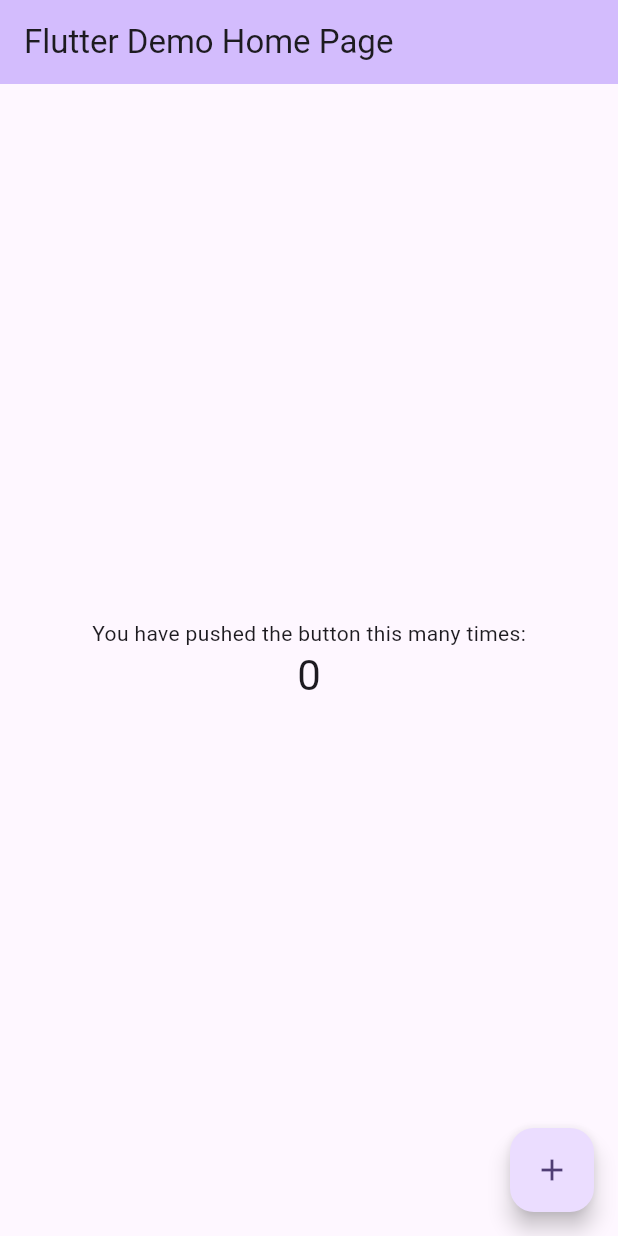
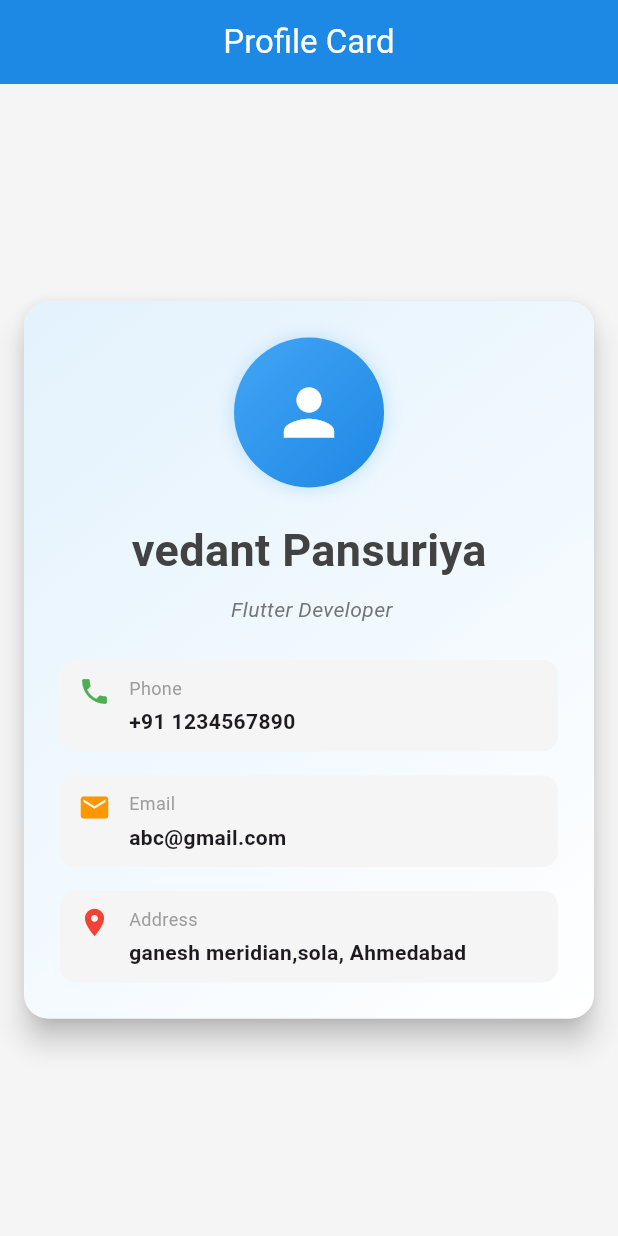
Before and after one commit to vedant15708/task_21_01_26, a Flutter app: the screen it shows after launch, on a phone screen of 412 x 824 dp. Run offline on Flutter 3.47's test engine with Material 3 defaults, Android fonts, the phone set to English and light mode, and no system bars.

Commit message:
profile card ui

```diff
--- a/lib/main.dart
+++ b/lib/main.dart
@@ -5,117 +5,153 @@ void main() {
 }
 
 class MyApp extends StatelessWidget {
-  const MyApp({super.key});
+  const MyApp({Key? key}) : super(key: key);
 
-  // This widget is the root of your application.
   @override
   Widget build(BuildContext context) {
     return MaterialApp(
-      title: 'Flutter Demo',
-      theme: ThemeData(
-        // This is the theme of your application.
-        //
-        // TRY THIS: Try running your application with "flutter run". You'll see
-        // the application has a purple toolbar. Then, without quitting the app,
-        // try changing the seedColor in the colorScheme below to Colors.green
-        // and then invoke "hot reload" (save your changes or press the "hot
-        // reload" button in a Flutter-supported IDE, or press "r" if you used
-        // the command line to start the app).
-        //
-        // Notice that the counter didn't reset back to zero; the application
-        // state is not lost during the reload. To reset the state, use hot
-        // restart instead.
-        //
-        // This works for code too, not just values: Most code changes can be
-        // tested with just a hot reload.
-        colorScheme: .fromSeed(seedColor: Colors.deepPurple),
+      debugShowCheckedModeBanner: false,
+      title: 'Profile Card Demo',
+      theme: ThemeData(primarySwatch: Colors.blue, fontFamily: 'Roboto'),
+      home: Scaffold(
+        backgroundColor: Colors.grey.shade100,
+        appBar: AppBar(
+          title: const Text('Profile Card'),
+          centerTitle: true,
+          backgroundColor: Colors.blue.shade600,
+          foregroundColor: Colors.white,
+        ),
+        body: const Center(child: ProfileCard()),
       ),
-      home: const MyHomePage(title: 'Flutter Demo Home Page'),
     );
   }
 }
 
-class MyHomePage extends StatefulWidget {
-  const MyHomePage({super.key, required this.title});
-
-  // This widget is the home page of your application. It is stateful, meaning
-  // that it has a State object (defined below) that contains fields that affect
-  // how it looks.
-
-  // This class is the configuration for the state. It holds the values (in this
-  // case the title) provided by the parent (in this case the App widget) and
-  // used by the build method of the State. Fields in a Widget subclass are
-  // always marked "final".
-
-  final String title;
-
-  @override
-  State<MyHomePage> createState() => _MyHomePageState();
-}
-
-class _MyHomePageState extends State<MyHomePage> {
-  int _counter = 0;
-
-  void _incrementCounter() {
-    setState(() {
-      // This call to setState tells the Flutter framework that something has
-      // changed in this State, which causes it to rerun the build method below
-      // so that the display can reflect the updated values. If we changed
-      // _counter without calling setState(), then the build method would not be
-      // called again, and so nothing would appear to happen.
-      _counter++;
-    });
-  }
+class ProfileCard extends StatelessWidget {
+  const ProfileCard({Key? key}) : super(key: key);
 
   @override
   Widget build(BuildContext context) {
-    // This method is rerun every time setState is called, for instance as done
-    // by the _incrementCounter method above.
-    //
-    // The Flutter framework has been optimized to make rerunning build methods
-    // fast, so that you can just rebuild anything that needs updating rather
-    // than having to individually change instances of widgets.
-    return Scaffold(
-      appBar: AppBar(
-        // TRY THIS: Try changing the color here to a specific color (to
-        // Colors.amber, perhaps?) and trigger a hot reload to see the AppBar
-        // change color while the other colors stay the same.
-        backgroundColor: Theme.of(context).colorScheme.inversePrimary,
-        // Here we take the value from the MyHomePage object that was created by
-        // the App.build method, and use it to set our appbar title.
-        title: Text(widget.title),
-      ),
-      body: Center(
-        // Center is a layout widget. It takes a single child and positions it
-        // in the middle of the parent.
+    return Card(
+      elevation: 8,
+      margin: const EdgeInsets.all(16),
+      shape: RoundedRectangleBorder(borderRadius: BorderRadius.circular(16)),
+      child: Container(
+        padding: const EdgeInsets.all(24),
+        decoration: BoxDecoration(
+          borderRadius: BorderRadius.circular(16),
+          gradient: LinearGradient(
+            begin: Alignment.topLeft,
+            end: Alignment.bottomRight,
+            colors: [Colors.blue.shade50, Colors.white],
+          ),
+        ),
         child: Column(
-          // Column is also a layout widget. It takes a list of children and
-          // arranges them vertically. By default, it sizes itself to fit its
-          // children horizontally, and tries to be as tall as its parent.
-          //
-          // Column has various properties to control how it sizes itself and
-          // how it positions its children. Here we use mainAxisAlignment to
-          // center the children vertically; the main axis here is the vertical
-          // axis because Columns are vertical (the cross axis would be
-          // horizontal).
-          //
-          // TRY THIS: Invoke "debug painting" (choose the "Toggle Debug Paint"
-          // action in the IDE, or press "p" in the console), to see the
-          // wireframe for each widget.
-          mainAxisAlignment: .center,
+          mainAxisSize: MainAxisSize.min,
           children: [
-            const Text('You have pushed the button this many times:'),
+            Container(
+              width: 100,
+              height: 100,
+              decoration: BoxDecoration(
+                shape: BoxShape.circle,
+                gradient: LinearGradient(
+                  begin: Alignment.topLeft,
+                  end: Alignment.bottomRight,
+                  colors: [Colors.blue.shade400, Colors.blue.shade600],
+                ),
+                boxShadow: [
+                  BoxShadow(color: Colors.blue.shade100, blurRadius: 10),
+                ],
+              ),
+              child: const Icon(Icons.person, size: 50, color: Colors.white),
+            ),
+
+            const SizedBox(height: 20),
             Text(
-              '$_counter',
-              style: Theme.of(context).textTheme.headlineMedium,
+              'vedant Pansuriya',
+              style: TextStyle(
+                fontSize: 30,
+                fontWeight: FontWeight.bold,
+                color: Colors.grey.shade800,
+              ),
+            ),
+
+            const SizedBox(height: 8),
+            Text(
+              ' Flutter Developer',
+              style: TextStyle(
+                color: Colors.grey.shade600,
+                fontStyle: FontStyle.italic,
+              ),
+            ),
+
+            const SizedBox(height: 24),
+
+            buildInfoRow(
+              icon: Icons.phone,
+              label: 'Phone',
+              value: '+91 1234567890',
+              color: Colors.green,
+            ),
+
+            const SizedBox(height: 16),
+
+            buildInfoRow(
+              icon: Icons.email,
+              label: 'Email',
+              value: 'abc@gmail.com',
+              color: Colors.orange,
+            ),
+
+            const SizedBox(height: 16),
+
+            buildInfoRow(
+              icon: Icons.location_on,
+              label: 'Address',
+              value: 'ganesh meridian,sola, Ahmedabad',
+              color: Colors.red,
             ),
           ],
         ),
       ),
-      floatingActionButton: FloatingActionButton(
-        onPressed: _incrementCounter,
-        tooltip: 'Increment',
-        child: const Icon(Icons.add),
+    );
+  }
+
+  Widget buildInfoRow({
+    required IconData icon,
+    required String label,
+    required String value,
+    required Color color,
+  }) {
+    return Container(
+      padding: const EdgeInsets.symmetric(vertical: 10, horizontal: 12),
+      decoration: BoxDecoration(
+        color: Colors.grey.shade100,
+        borderRadius: BorderRadius.circular(10),
+      ),
+      child: Row(
+        crossAxisAlignment: CrossAxisAlignment.start,
+        children: [
+          Icon(icon, color: color, size: 22),
+          const SizedBox(width: 12),
+          Column(
+            crossAxisAlignment: CrossAxisAlignment.start,
+            children: [
+              Text(
+                label,
+                style: const TextStyle(fontSize: 12, color: Colors.grey),
+              ),
+              const SizedBox(height: 4),
+              Text(
+                value,
+                style: const TextStyle(
+                  fontSize: 14,
+                  fontWeight: FontWeight.w600,
+                ),
+              ),
+            ],
+          ),
+        ],
       ),
     );
   }
```
